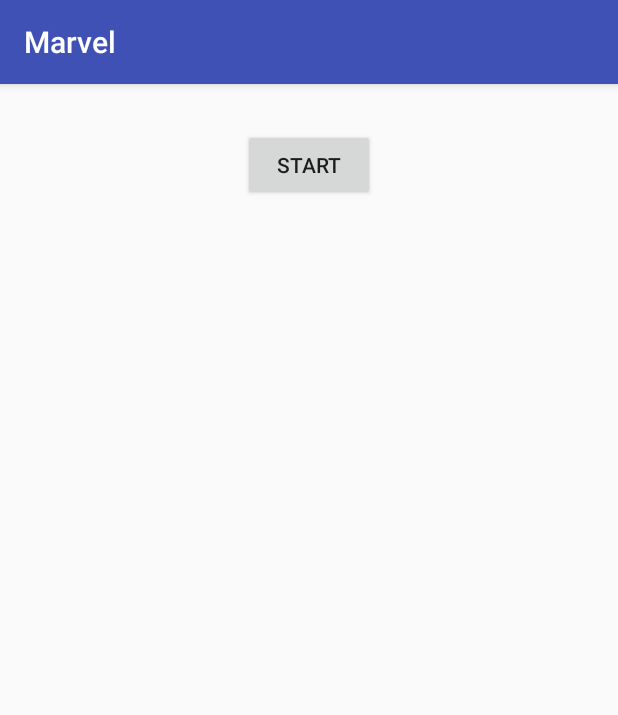
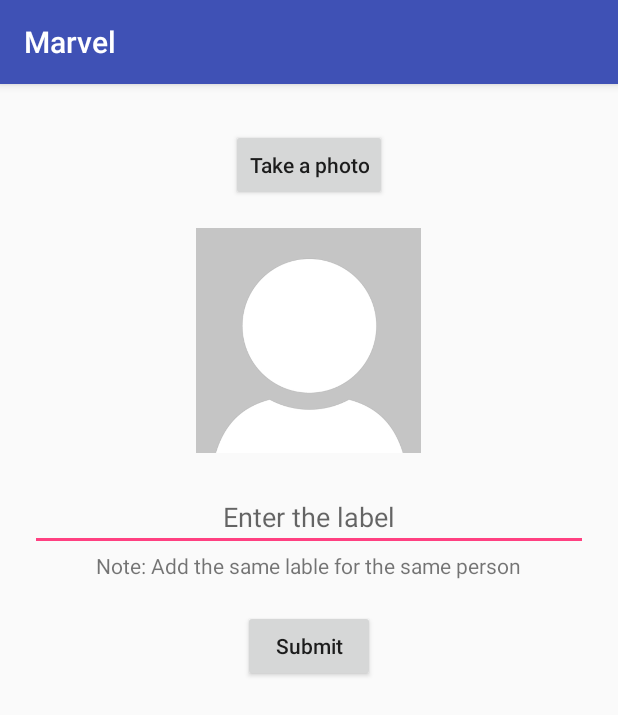
Before and after one commit to abhn/marvel, an Android app: the TrainFace screen opened directly, with no data from a screen before it, on a phone screen of 412 x 824 dp. Shown: the top 715 px of the screen. Run offline under Robolectric (Android 15) with nearby library versions, the phone set to English and light mode, and no system bars.

Commit message:
Training module done for MVP

```diff
--- a/app/src/main/res/layout/activity_train_face.xml
+++ b/app/src/main/res/layout/activity_train_face.xml
@@ -14,12 +14,49 @@
         android:layout_alignParentTop="true"
         android:layout_centerHorizontal="true"
         android:layout_marginTop="30dp"
-        android:text="Start" />
+        android:text="Take a photo"
+        android:textAllCaps="false"/>
 
     <ImageView
+        android:layout_width="150dp"
+        android:layout_height="150dp"
+        android:layout_marginTop="18dp"
+        android:id="@+id/imageView"
+        android:contentDescription="@string/cropped_photo_of_the_face"
+        app:srcCompat="@drawable/dummy_profile_pic"
+        android:layout_below="@+id/startCam"
+        android:layout_centerHorizontal="true"
+        android:tag="profilePicture"/>
+
+    <EditText
+        android:id="@+id/label"
         android:layout_width="match_parent"
-        android:layout_height="match_parent"
-        android:layout_below="@+id/startCam"
-        android:layout_marginTop="10dp"
-        android:id="@+id/imageView"/>
+        android:layout_height="wrap_content"
+        android:layout_below="@id/imageView"
+        android:layout_marginTop="20dp"
+        android:layout_marginLeft="20dp"
+        android:layout_marginRight="20dp"
+        android:hint="@string/enter_the_id_or_label"
+        android:textAlignment="center"
+        android:gravity="center"/>
+
+    <TextView
+        android:id="@+id/note"
+        android:layout_width="wrap_content"
+        android:layout_height="wrap_content"
+        android:text="@string/note_add_the_same_lable_for_the_same_person"
+        android:layout_below="@+id/label"
+        android:layout_centerHorizontal="true" />
+
+    <android.support.v7.widget.AppCompatButton
+        android:id="@+id/submit"
+        android:layout_width="wrap_content"
+        android:layout_height="wrap_content"
+        android:text="@string/submit"
+        android:textAllCaps="false"
+        android:layout_below="@id/note"
+        android:layout_centerHorizontal="true"
+        android:layout_marginTop="20dp"/>
+
+
 </RelativeLayout>
--- a/app/src/main/res/values/strings.xml
+++ b/app/src/main/res/values/strings.xml
@@ -1,3 +1,7 @@
 <resources>
     <string name="app_name">Marvel</string>
+    <string name="cropped_photo_of_the_face">cropped photo of the face</string>
+    <string name="enter_the_id_or_label">Enter the label</string>
+    <string name="note_add_the_same_lable_for_the_same_person">Note: Add the same lable for the same person</string>
+    <string name="submit">Submit</string>
 </resources>
```
Also changed, not shown: app/src/main/java/cultoftheunicorn/marvel/TrainFace.java (+65 -3 lines), app/src/main/res/drawable/dummy_profile_pic.png (added).
